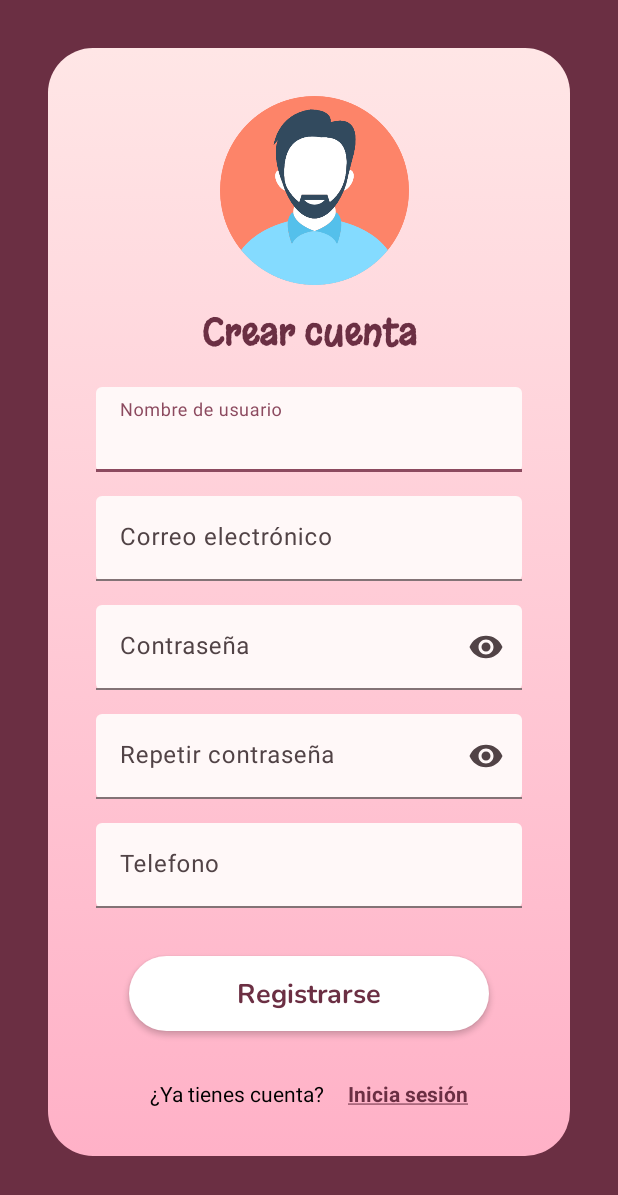
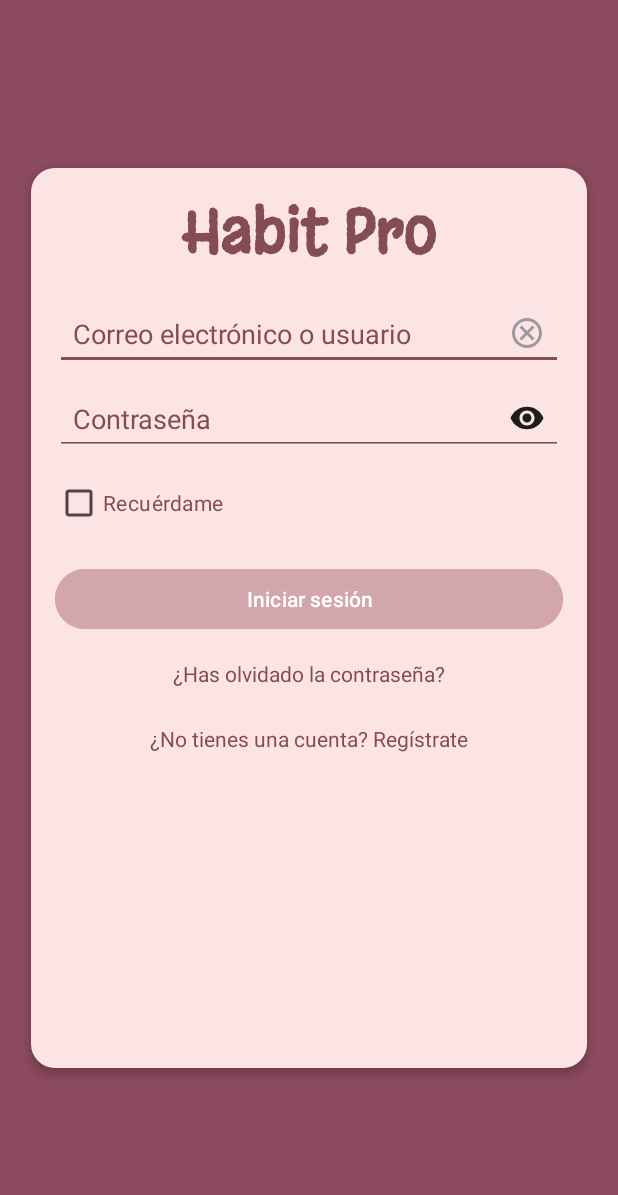
Before and after one commit to mariaadev/HabitProProject, an Android app: the screen it shows after launch (RegistrarseActivity before the commit, IniciarSesionActivity after it), on a phone screen of 412 x 824 dp. Shown: the top 1195 px of the screen. Run offline under Robolectric (Android 15) with nearby library versions, the phone set to English and light mode, and no system bars.

Commit message:
Creando el diseño de la Activity de login

```diff
--- a/app/src/main/AndroidManifest.xml
+++ b/app/src/main/AndroidManifest.xml
@@ -19,10 +19,10 @@
             android:name=".HabitosActivity"
             android:exported="false" />
         <activity
-            android:name=".IniciarSesionActivity"
+            android:name=".RegistrarseActivity"
             android:exported="false" />
         <activity
-            android:name=".RegistrarseActivity"
+            android:name=".IniciarSesionActivity"
             android:exported="true">
             <intent-filter>
                 <action android:name="android.intent.action.MAIN" />
--- /dev/null
+++ b/app/src/main/res/drawable/ic_clear.xml
@@ -0,0 +1,5 @@
+<vector xmlns:android="http://schemas.android.com/apk/res/android" android:height="24dp" android:tint="#9C98A0" android:viewportHeight="24" android:viewportWidth="24" android:width="24dp">
+
+    <path android:fillColor="@android:color/white" android:pathData="M12,2C6.47,2 2,6.47 2,12s4.47,10 10,10 10,-4.47 10,-10S17.53,2 12,2zM12,20c-4.41,0 -8,-3.59 -8,-8s3.59,-8 8,-8 8,3.59 8,8 -3.59,8 -8,8zM15.59,7L12,10.59 8.41,7 7,8.41 10.59,12 7,15.59 8.41,17 12,13.41 15.59,17 17,15.59 13.41,12 17,8.41z"/>
+
+</vector>
--- /dev/null
+++ b/app/src/main/res/drawable/ic_visibility.xml
@@ -0,0 +1,5 @@
+<vector xmlns:android="http://schemas.android.com/apk/res/android" android:height="24dp" android:tint="#1E1D1D" android:viewportHeight="24" android:viewportWidth="24" android:width="24dp">
+
+    <path android:fillColor="@android:color/white" android:pathData="M12,4.5C7,4.5 2.73,7.61 1,12c1.73,4.39 6,7.5 11,7.5s9.27,-3.11 11,-7.5c-1.73,-4.39 -6,-7.5 -11,-7.5zM12,17c-2.76,0 -5,-2.24 -5,-5s2.24,-5 5,-5 5,2.24 5,5 -2.24,5 -5,5zM12,9c-1.66,0 -3,1.34 -3,3s1.34,3 3,3 3,-1.34 3,-3 -1.34,-3 -3,-3z"/>
+
+</vector>
--- /dev/null
+++ b/app/src/main/res/drawable/rounded_background.xml
@@ -0,0 +1,6 @@
+<?xml version="1.0" encoding="utf-8"?>
+<shape xmlns:android="http://schemas.android.com/apk/res/android">
+    <solid android:color="#FCE4E4" />
+    <corners android:radius="16dp" />
+    <elevation android:elevation="4dp" />
+</shape>
--- a/app/src/main/res/layout/activity_ajustes.xml
+++ b/app/src/main/res/layout/activity_ajustes.xml
@@ -7,4 +7,5 @@
     android:layout_height="match_parent"
     tools:context=".AjustesActivity">
 
+
 </androidx.constraintlayout.widget.ConstraintLayout>
--- a/app/src/main/res/layout/activity_iniciar_sesion.xml
+++ b/app/src/main/res/layout/activity_iniciar_sesion.xml
@@ -5,7 +5,110 @@
     android:id="@+id/main"
     android:layout_width="match_parent"
     android:layout_height="match_parent"
-    android:background="@android:color/white"
+    android:background="@color/login_background"
     tools:context=".IniciarSesionActivity">
 
+    <LinearLayout
+        android:id="@+id/container"
+        android:layout_width="0dp"
+        android:layout_height="600dp"
+        android:orientation="vertical"
+        android:background="@drawable/rounded_background"
+        android:padding="16dp"
+        android:elevation="4dp"
+        app:layout_constraintTop_toTopOf="parent"
+        app:layout_constraintBottom_toBottomOf="parent"
+        app:layout_constraintStart_toStartOf="parent"
+        app:layout_constraintEnd_toEndOf="parent"
+        app:layout_constraintWidth_percent="0.9"
+        android:layout_margin="16dp"
+        android:layout_gravity="center">
+
+        <TextView
+            android:id="@+id/tvTitle"
+            android:layout_width="match_parent"
+            android:layout_height="wrap_content"
+            android:text="Habit Pro"
+            android:gravity="center_horizontal"
+            android:fontFamily="@font/margarine"
+            android:textColor="#844C57"
+            android:textStyle="bold"
+            android:textSize="40sp"
+            android:layout_marginBottom="16dp"/>
+
+        <EditText
+            android:id="@+id/etEmail"
+            android:layout_width="match_parent"
+            android:layout_height="wrap_content"
+            android:hint="Correo electrónico o usuario"
+            android:backgroundTint="#844C57"
+            android:textColorHint="#844C57"
+            android:drawableEnd="@drawable/ic_clear"
+            android:layout_marginBottom="8dp"
+            android:padding="12dp"/>
+
+        <androidx.constraintlayout.widget.ConstraintLayout
+            android:layout_width="match_parent"
+            android:layout_height="wrap_content"
+            android:layout_marginBottom="8dp">
+
+            <EditText
+                android:id="@+id/etPassword"
+                android:layout_width="0dp"
+                android:layout_height="wrap_content"
+                android:hint="Contraseña"
+                android:inputType="textPassword"
+                android:backgroundTint="#844C57"
+                android:textColorHint="#844C57"
+                android:padding="12dp"
+                android:drawableEnd="@drawable/ic_visibility"
+                app:layout_constraintStart_toStartOf="parent"
+                app:layout_constraintEnd_toEndOf="parent"
+                app:layout_constraintTop_toTopOf="parent"
+                app:layout_constraintBottom_toBottomOf="parent"/>
+
+
+        </androidx.constraintlayout.widget.ConstraintLayout>
+
+        <CheckBox
+            android:id="@+id/cbRememberMe"
+            android:layout_width="wrap_content"
+            android:layout_height="wrap_content"
+            android:text="Recuérdame"
+            android:textColor="#844C57"
+            android:layout_marginBottom="16dp"/>
+
+
+        <Button
+            android:id="@+id/btnLogin"
+            android:layout_width="match_parent"
+            android:layout_height="wrap_content"
+            android:text="Iniciar sesión"
+            android:backgroundTint="#D3A6AB"
+            android:textColor="#FFFFFF"
+            android:enabled="false"
+            android:layout_marginBottom="16dp"/>
+
+
+        <TextView
+            android:id="@+id/tvForgotPassword"
+            android:layout_width="wrap_content"
+            android:layout_height="wrap_content"
+            android:text="¿Has olvidado la contraseña?"
+            android:textColor="#844C57"
+            android:textSize="14sp"
+            android:layout_gravity="center_horizontal"
+            android:layout_marginBottom="24dp"/>
+
+
+        <TextView
+            android:id="@+id/tvSignUp"
+            android:layout_width="wrap_content"
+            android:layout_height="wrap_content"
+            android:text="¿No tienes una cuenta? Regístrate"
+            android:textColor="#844C57"
+            android:textSize="14sp"
+            android:layout_gravity="center_horizontal"/>
+    </LinearLayout>
+
 </androidx.constraintlayout.widget.ConstraintLayout>
--- a/app/src/main/res/values/colors.xml
+++ b/app/src/main/res/values/colors.xml
@@ -2,6 +2,7 @@
 <resources>
     <color name="menu_foreground">#B78D9A</color>
     <color name="menu_background">#FFE6E6</color>
+    <color name="login_background">#8C4A5F</color>
     <color name="md_theme_primary">#8C4A5F</color>
     <color name="md_theme_onPrimary">#FFFFFF</color>
     <color name="md_theme_primaryContainer">#FFD9E2</color>
```
